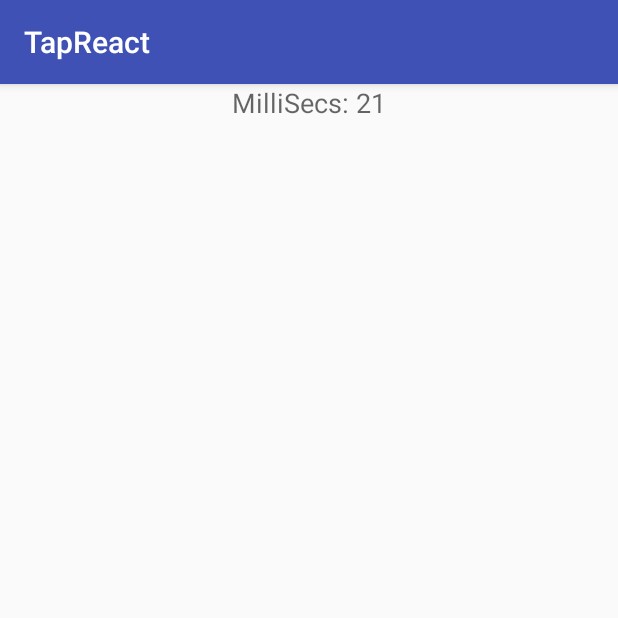
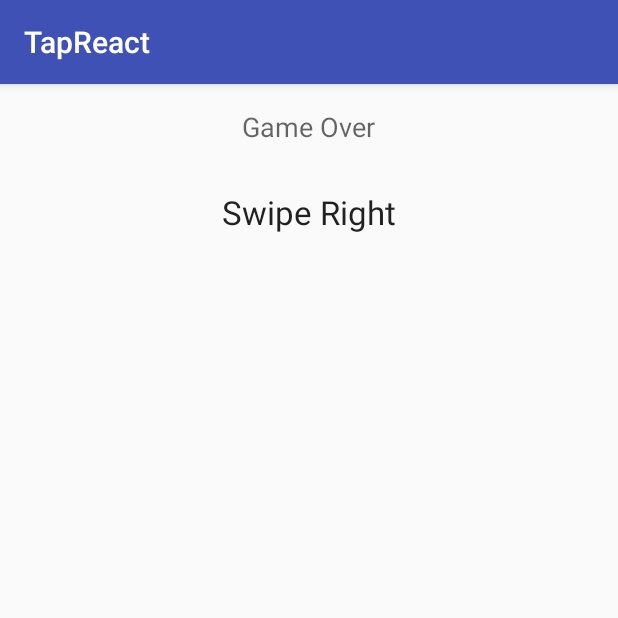
Before and after one commit to CiaranMc93/Tap-React, an Android app: the screen it shows after launch (GameLogic), after a tap on "PLAY GAME", on a phone screen of 412 x 824 dp, the top half of it. Run offline under Robolectric (Android 15) with nearby library versions, the phone set to English and light mode, and no system bars.

Commit message:
Adding logic for the game to work correctly and update/reset timer, show user the event, add game over logic(Needs to be fixed)

```diff
--- a/app/src/main/java/com/ciacavus/tapreact/GameLogic.java
+++ b/app/src/main/java/com/ciacavus/tapreact/GameLogic.java
@@ -4,8 +4,6 @@ import android.content.Context;
 import android.hardware.Sensor;
 import android.hardware.SensorEvent;
 import android.hardware.SensorEventListener;
-import android.hardware.SensorListener;
-import android.hardware.SensorManager;
 import android.os.Bundle;
 import android.os.Handler;
 import android.os.SystemClock;
@@ -15,16 +13,11 @@ import android.support.v7.app.AppCompatActivity;
 import android.util.Log;
 import android.view.GestureDetector;
 import android.view.MotionEvent;
-import android.view.View;
 import android.view.WindowManager;
 import android.widget.TextView;
 import android.widget.Toast;
-
-import org.junit.rules.Stopwatch;
-
 import java.util.concurrent.ExecutorService;
 import java.util.concurrent.Executors;
-import java.util.concurrent.Future;
 
 /**
  * Created by ciaran on 08/06/2016.
@@ -36,18 +29,14 @@ public class GameLogic extends AppCompatActivity implements GestureDetector.OnDo
 
     //Textviews/EditTexts/Images
     TextView time;
+    TextView status;
 
-    //set up the global variables to manage framerate etc
-    private final static int MAX_FPS = 50;
-    //num frames to be skipped
-    private final static int FRAMES_SKIPPED = 5;
-    //declare the game period
-    private final static int FRAME_PERIOD = 1000 / MAX_FPS;
-    //string to hold the game options and let the user know
-    public String[] gameOptions = {"twistIt","tapIt","turnIt"};
-
-    //handle all timer/runnable logic
-    ExecutorService threadPool = Executors.newSingleThreadExecutor();
+    //game logic
+    public String[] gameOptions = {"Double Tap","Single Tap","Long Press","Swipe Right","Swipe Left"};
+    boolean successHit = false;
+    boolean failHit = false;
+    boolean timeUp = false;
+    String getCurrentAction = "";
 
     //main timer
     private long startTime = 0L;
@@ -61,6 +50,11 @@ public class GameLogic extends AppCompatActivity implements GestureDetector.OnDo
     int seconds;
     //define a value to be used for the timing of the moves
     int timerValue;
+
+    //score/stats/player info etc
+    int score = 0;
+    int ovrTime = 0;
+    int counter = 0;
 
     @Override
     protected void onCreate(Bundle savedInstanceState) {
@@ -83,12 +77,10 @@ public class GameLogic extends AppCompatActivity implements GestureDetector.OnDo
 
         //Textviews/EditTexts/Images
         time = (TextView)findViewById(R.id.time);
+        status = (TextView)findViewById(R.id.gameStatus);
 
-        //get a random number between 0 and 3 and create a toast accordingly
-        int randomNum = 0 + (int)(Math.random() * 3);
-
-        //show to the user what they have to do
-        Toast.makeText(GameLogic.this, gameOptions[randomNum], Toast.LENGTH_LONG).show();
+        //call game status function to start
+        updateGameStatus("Start");
 
         // Instantiate the gesture detector with the
         // application context and an implementation of
@@ -121,16 +113,15 @@ public class GameLogic extends AppCompatActivity implements GestureDetector.OnDo
             //get milliseconds in readable format
             timerValue = (int) updatedTime / 100;
 
+            //update the score each time
+            score = timerValue;
+
             //update global variables
             minutes = mins;
             seconds = secs;
 
             //pass in the time in milliseconds to be used
-            if(timeExceeded(timerValue))
-            {
-                //stop calling the timer
-                customHandler.removeCallbacks(updateTimerThread);
-            }
+            timeExceeded(timerValue);
 
             customHandler.postDelayed(this, 0);
         }
@@ -138,19 +129,18 @@ public class GameLogic extends AppCompatActivity implements GestureDetector.OnDo
     };
 
     //if the time has exceeded a set limit return true
-    public boolean timeExceeded(int milliSeconds)
+    public void timeExceeded(int milliSeconds)
     {
         //limit the timer in between each move
-        if(milliSeconds > 40)
+        if(milliSeconds > 20)
         {
-            time.setText("Game Over");
-            //end the thread/runnable
-            return true;
+            //game is over
+            gameOver();
+            timeUp = true;
         }
 
         //print the time
         time.setText("MilliSecs: " + milliSeconds);
-        return false;
     }
 
     @Override
@@ -164,11 +154,10 @@ public class GameLogic extends AppCompatActivity implements GestureDetector.OnDo
     @Override
     public boolean onSingleTapConfirmed(MotionEvent e) {
 
-        Log.d("E: " , "Single Tap " + e);
-
-        //show to the user what they have done
-        Toast.makeText(GameLogic.this, "Single Tap", Toast.LENGTH_LONG).show();
-
+        String singleTap = "Single Tap";
+        //update the game status
+        updateGameStatus(singleTap);
+        //reset the timer to 0 if the hit was successful
         resetRunnableTimer();
 
         return true;
@@ -177,11 +166,10 @@ public class GameLogic extends AppCompatActivity implements GestureDetector.OnDo
     @Override
     public boolean onDoubleTap(MotionEvent e) {
 
-        Log.d("E: " , "Double Tap " + e);
-
-        //show to the user what they have done
-        Toast.makeText(GameLogic.this, "Double Tap", Toast.LENGTH_LONG).show();
-
+        String singleTap = "Double Tap";
+        //update the game status
+        updateGameStatus(singleTap);
+        //reset the timer to 0 if the hit was successful
         resetRunnableTimer();
 
         return true;
@@ -215,8 +203,11 @@ public class GameLogic extends AppCompatActivity implements GestureDetector.OnDo
 
     @Override
     public void onLongPress(MotionEvent e) {
-        //show to the user what they have done
-        Toast.makeText(GameLogic.this, "Long Pressed", Toast.LENGTH_LONG).show();
+
+        String singleTap = "Long Press";
+        //update the game status
+        updateGameStatus(singleTap);
+        //reset the timer to 0 if the hit was successful
         resetRunnableTimer();
 
     }
@@ -227,15 +218,19 @@ public class GameLogic extends AppCompatActivity implements GestureDetector.OnDo
         //if a person moves their finger right the x-axis is updated and vice versa for y-axis
         if(velocityX > 100.000)
         {
-            //show to the user what they have done
-            Toast.makeText(GameLogic.this, "Swiped Right", Toast.LENGTH_LONG).show();
+            String singleTap = "Swipe Right";
+            //update the game status
+            updateGameStatus(singleTap);
+            //reset the timer to 0 if the hit was successful
             resetRunnableTimer();
         }
         //make sure that the x-axis variable has a significant value
         else if(velocityX < 100.000)
         {
-            //show to the user what they have done
-            Toast.makeText(GameLogic.this, "Swiped Left", Toast.LENGTH_LONG).show();
+            String singleTap = "Swipe Left";
+            //update the game status
+            updateGameStatus(singleTap);
+            //reset the timer to 0 if the hit was successful
             resetRunnableTimer();
         }
 
@@ -250,6 +245,49 @@ public class GameLogic extends AppCompatActivity implements GestureDetector.OnDo
     @Override
     public void onAccuracyChanged(Sensor sensor, int accuracy) {
 
+    }
+
+    //update the game status
+    public void updateGameStatus(String userAction)
+    {
+        //update a counter as this function is called but not on first time
+        if(counter != 0)
+        {
+            counter++;
+        }
+        else
+        {
+
+        }
+
+        //if the user action is successful
+        if(userAction.contentEquals(getCurrentAction))
+        {
+            counter++;
+        }
+        else
+        {
+            //else game over
+            gameOver();
+        }
+
+        //get a random number between 0 and 3 and create a toast accordingly
+        int randomNum = 0 + (int)(Math.random() * 5);
+
+        //show to the user what they have to do
+        status.setText(gameOptions[randomNum]);
+
+        //set the action to the temp variable
+        getCurrentAction = gameOptions[randomNum];
+    }
+
+    public void gameOver()
+    {
+        //stop calling the timer then call a new one
+        customHandler.removeCallbacks(updateTimerThread);
+
+        //set text to game over but replace with logic to update sql database and show user
+        time.setText("Game Over");
     }
 
     public void resetRunnableTimer()
--- a/app/src/main/res/layout/game_layout.xml
+++ b/app/src/main/res/layout/game_layout.xml
@@ -15,6 +15,16 @@
             android:textAppearance="?android:attr/textAppearanceMedium"
             android:text="00:00"
             android:id="@+id/time"
+            android:layout_marginTop="16dp"
+            android:layout_gravity="center_horizontal" />
+
+        <TextView
+            android:layout_width="wrap_content"
+            android:layout_height="wrap_content"
+            android:textAppearance="?android:attr/textAppearanceLarge"
+            android:text="Status"
+            android:id="@+id/gameStatus"
+            android:layout_marginTop="30dp"
             android:layout_gravity="center_horizontal" />
     </LinearLayout>
 </LinearLayout>
```
